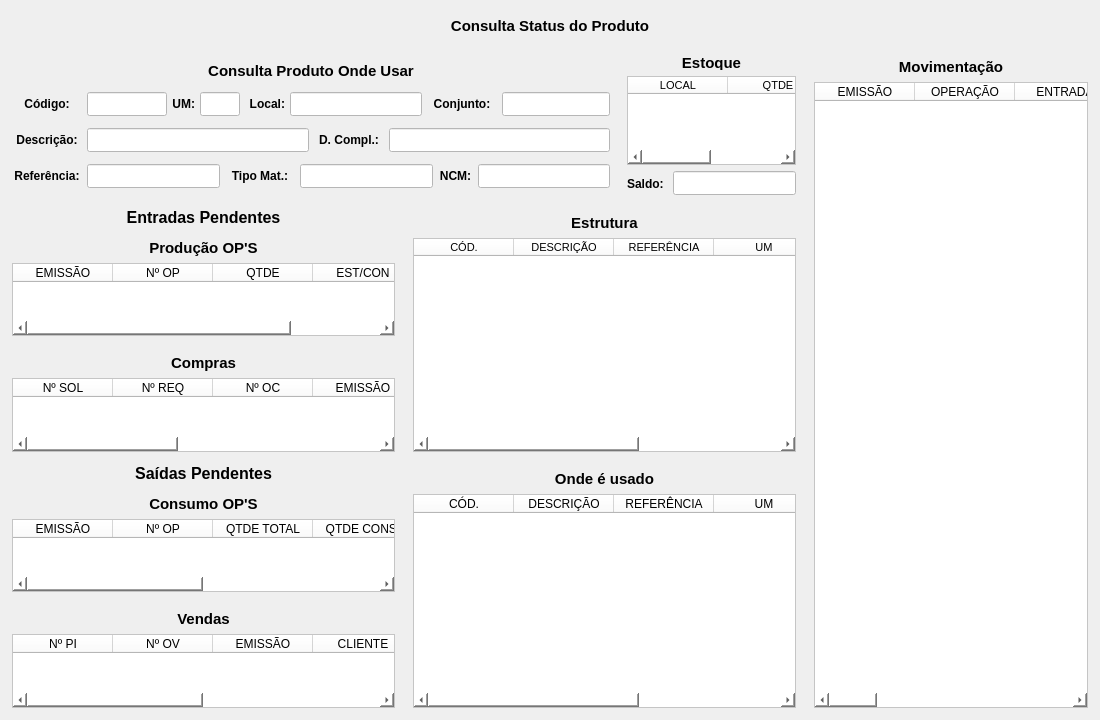
Old version of the form forms/tela_pcp_produto.ui in the repository Azevedo84/erp_suzuki.
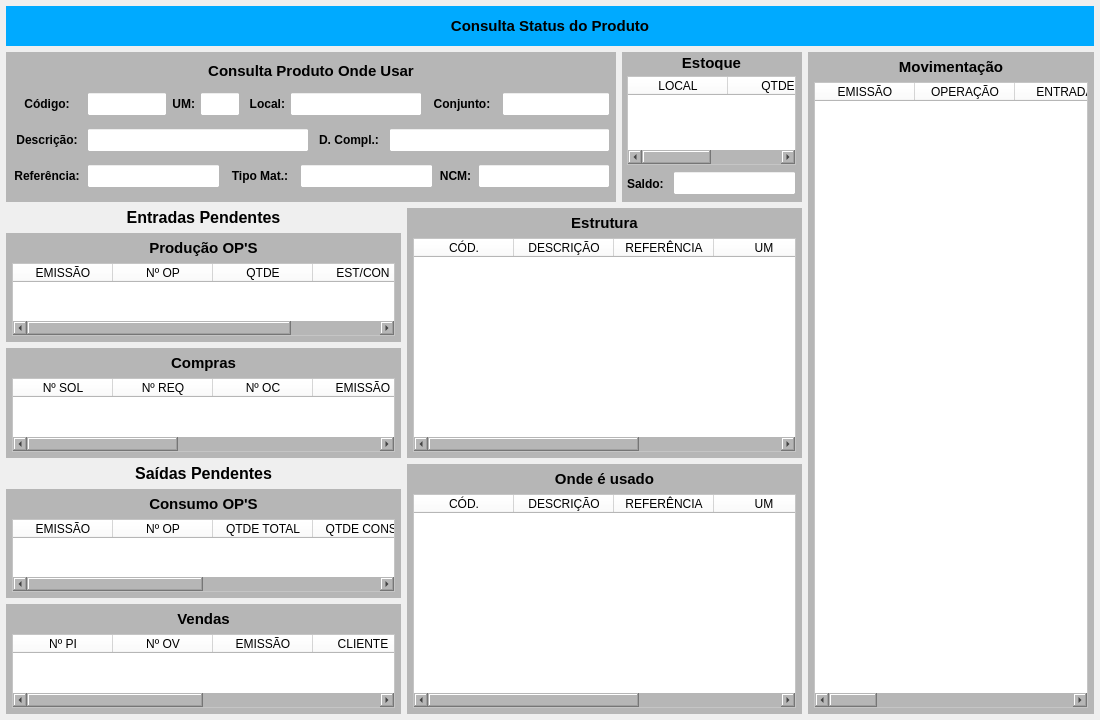
New version of the form.

```diff
--- a/forms/tela_pcp_produto.ui
+++ b/forms/tela_pcp_produto.ui
@@ -48,7 +48,7 @@
        </size>
       </property>
       <property name="styleSheet">
-       <string notr="true"/>
+       <string notr="true">background-color: rgb(0, 170, 255);</string>
       </property>
       <layout class="QHBoxLayout" name="horizontalLayout">
        <property name="spacing">
@@ -252,7 +252,7 @@
                 </size>
                </property>
                <property name="styleSheet">
-                <string notr="true"/>
+                <string notr="true">background-color: rgb(182, 182, 182);</string>
                </property>
                <layout class="QVBoxLayout" name="verticalLayout_6">
                 <property name="spacing">
@@ -1046,7 +1046,7 @@
                 </size>
                </property>
                <property name="styleSheet">
-                <string notr="true"/>
+                <string notr="true">background-color: rgb(182, 182, 182);</string>
                </property>
                <layout class="QVBoxLayout" name="verticalLayout_8">
                 <property name="spacing">
@@ -1296,7 +1296,7 @@
                    </size>
                   </property>
                   <property name="styleSheet">
-                   <string notr="true"/>
+                   <string notr="true">background-color: rgb(182, 182, 182);</string>
                   </property>
                   <layout class="QVBoxLayout" name="verticalLayout_3">
                    <property name="leftMargin">
@@ -1384,7 +1384,7 @@
                 <item>
                  <widget class="QWidget" name="widget_Compras" native="true">
                   <property name="styleSheet">
-                   <string notr="true"/>
+                   <string notr="true">background-color: rgb(182, 182, 182);</string>
                   </property>
                   <layout class="QVBoxLayout" name="verticalLayout_10">
                    <property name="leftMargin">
@@ -1510,7 +1510,7 @@
                    </size>
                   </property>
                   <property name="styleSheet">
-                   <string notr="true"/>
+                   <string notr="true">background-color: rgb(182, 182, 182);</string>
                   </property>
                   <layout class="QVBoxLayout" name="verticalLayout_4">
                    <property name="leftMargin">
@@ -1700,7 +1700,7 @@
                    </size>
                   </property>
                   <property name="styleSheet">
-                   <string notr="true"/>
+                   <string notr="true">background-color: rgb(182, 182, 182);</string>
                   </property>
                   <layout class="QVBoxLayout" name="verticalLayout_5">
                    <property name="leftMargin">
@@ -1828,7 +1828,7 @@
                 <item>
                  <widget class="QWidget" name="widget_Estrutura" native="true">
                   <property name="styleSheet">
-                   <string notr="true"/>
+                   <string notr="true">background-color: rgb(182, 182, 182);</string>
                   </property>
                   <layout class="QVBoxLayout" name="verticalLayout_9">
                    <property name="leftMargin">
@@ -1921,7 +1921,7 @@
                 <item>
                  <widget class="QWidget" name="widget_Usado" native="true">
                   <property name="styleSheet">
-                   <string notr="true"/>
+                   <string notr="true">background-color: rgb(182, 182, 182);</string>
                   </property>
                   <layout class="QVBoxLayout" name="verticalLayout_11">
                    <property name="leftMargin">
@@ -2050,7 +2050,7 @@
           <item>
            <widget class="QWidget" name="widget_Mov" native="true">
             <property name="styleSheet">
-             <string notr="true"/>
+             <string notr="true">background-color: rgb(182, 182, 182);</string>
             </property>
             <layout class="QVBoxLayout" name="verticalLayout_13">
              <property name="leftMargin">
```
